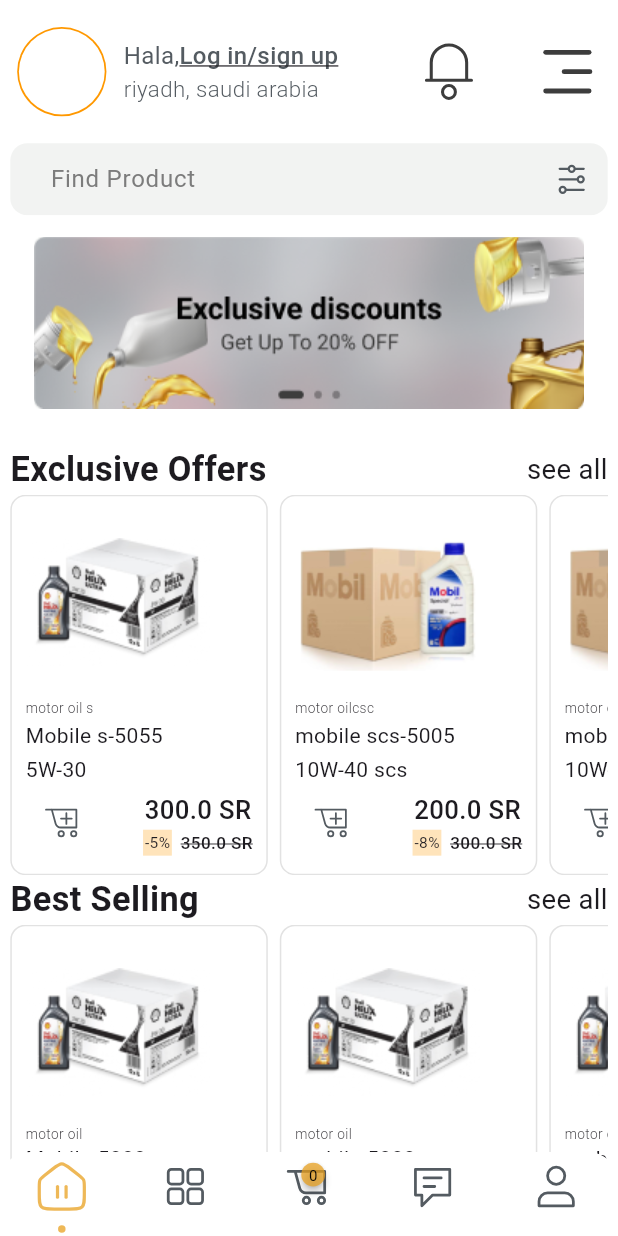
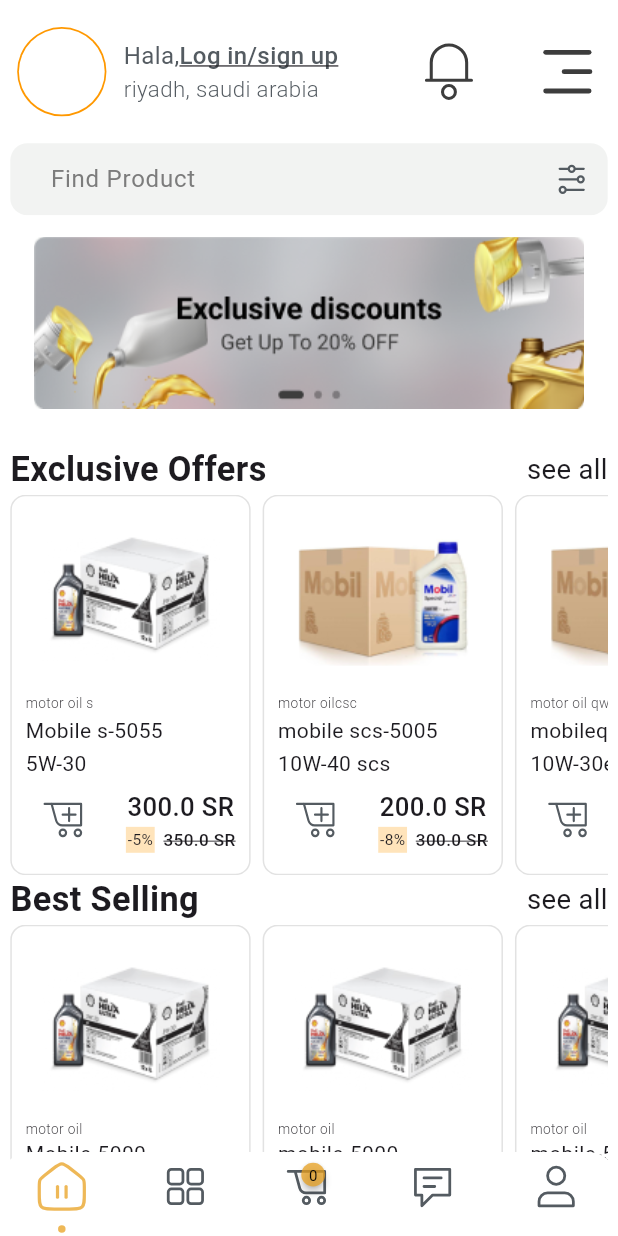
Before and after one commit to mo3tazamer/task1, a Flutter app: the screen it shows after launch, on a phone screen of 412 x 824 dp. Run offline on Flutter 3.47's test engine with Material 3 defaults, Android fonts, the phone set to English and light mode, and no system bars; drawn by our look-alikes of badges, carousel_slider, persistent_bottom_nav_bar; our stand-ins replace equatable, flutter_screenutil, flutter_svg.

Commit message:
handle some errors

```diff
--- a/lib/features/home_screen/presentation/widgets/best_selling.dart
+++ b/lib/features/home_screen/presentation/widgets/best_selling.dart
@@ -35,15 +35,13 @@ class BestSelling extends StatelessWidget {
               ),
             ],
           ),
-          SizedBox(
-            height: 200.h,
-            width: double.infinity,
+          Expanded(
             child: ListView.separated(
               separatorBuilder: (context, index) => const SizedBox(
                 width: 8,
               ),
               itemBuilder: (context, index) => Container(
-                width: 150.w,
+                width: 140.w,
                 padding: EdgeInsets.all(8.r),
                 decoration: BoxDecoration(
                   borderRadius: BorderRadius.circular(10),
@@ -52,17 +50,12 @@ class BestSelling extends StatelessWidget {
                 ),
                 child: Column(
                   crossAxisAlignment: CrossAxisAlignment.start,
-                  mainAxisAlignment: MainAxisAlignment.spaceBetween,
                   children: [
-                    Container(
-                      decoration: BoxDecoration(
-                        image: DecorationImage(
-                            image: Image.asset(carOilList2[index].image).image,
-                            fit: BoxFit.contain),
-                      ),
+                    Center(
                       child: Image.asset(
+                        height: 100.h,
                         carOilList2[index].image,
-                        fit: BoxFit.fitHeight,
+                        fit: BoxFit.fitWidth,
                       ),
                     ),
                     Text(
--- a/lib/features/home_screen/presentation/widgets/exclusive_offer.dart
+++ b/lib/features/home_screen/presentation/widgets/exclusive_offer.dart
@@ -55,7 +55,7 @@ class _ExclusiveOfferState extends State<ExclusiveOffer> {
                 width: 8,
               ),
               itemBuilder: (context, index) => Container(
-                width: 150.w,
+                width: 140.w,
                 padding: EdgeInsets.all(8.r),
                 decoration: BoxDecoration(
                   borderRadius: BorderRadius.circular(10),
@@ -66,15 +66,11 @@ class _ExclusiveOfferState extends State<ExclusiveOffer> {
                   crossAxisAlignment: CrossAxisAlignment.start,
                   mainAxisAlignment: MainAxisAlignment.spaceBetween,
                   children: [
-                    Container(
-                      decoration: BoxDecoration(
-                        image: DecorationImage(
-                            image: Image.asset(carOilList[index].image).image,
-                            fit: BoxFit.contain),
-                      ),
+                    Center(
                       child: Image.asset(
+                        height: 100.h,
                         carOilList[index].image,
-                        fit: BoxFit.contain,
+                        fit: BoxFit.cover,
                       ),
                     ),
                     Text(
@@ -106,11 +102,11 @@ class _ExclusiveOfferState extends State<ExclusiveOffer> {
                           },
                           icon: AppSvgImage(
                             image: IconAssets.cartIcon,
-                            width: 25.w,
+                            width: 30.w,
                             color: carOilList[index].isCart == true
                                 ? AppColors.activeColorBar
                                 : AppColors.grayColor,
-                            height: 25.h,
+                            height: 30.h,
                           ),
                         ),
                         Column(
```
